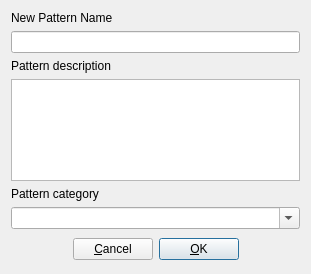
hydrogen-music/hydrogen, file src/gui/src/PatternPropertiesDialog_UI.ui: the form before one commit.
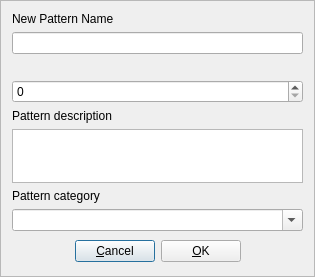
The form after the commit. Custom widgets are drawn as their Qt base class.

Commit message:
PatternProperitesDialog: resizable and custom widgets
like other dialogs `PatternPropertiesDialog` is now well equiped to be scaled beyond window size (#accessibility). This is required since a couple more member variables of each pattern will be exposed soon.

in addition, our custom widgets are now used over the default ones provided by Qt

Patch:
```diff
--- a/src/gui/src/PatternPropertiesDialog_UI.ui
+++ b/src/gui/src/PatternPropertiesDialog_UI.ui
@@ -6,13 +6,49 @@
    <rect>
     <x>0</x>
     <y>0</y>
-    <width>311</width>
-    <height>274</height>
+    <width>315</width>
+    <height>277</height>
    </rect>
   </property>
   <property name="windowTitle">
    <string>Form1</string>
   </property>
+  <layout class="QVBoxLayout" name="overallLayout">
+   <property name="spacing">
+    <number>0</number>
+   </property>
+   <property name="leftMargin">
+    <number>0</number>
+   </property>
+   <property name="topMargin">
+    <number>0</number>
+   </property>
+   <property name="rightMargin">
+    <number>0</number>
+   </property>
+   <property name="bottomMargin">
+    <number>0</number>
+   </property>
+   <item>
+    <widget class="QScrollArea" name="scrollArea">
+     <property name="widgetResizable">
+      <bool>true</bool>
+     </property>
+     <widget class="QWidget" name="scrollAreaContent">
+      <property name="geometry">
+       <rect>
+        <x>0</x>
+        <y>0</y>
+        <width>313</width>
+        <height>275</height>
+       </rect>
+      </property>
+      <property name="minimumSize">
+       <size>
+        <width>311</width>
+        <height>274</height>
+       </size>
+      </property>
   <layout class="QGridLayout" name="gridLayout">
    <item row="0" column="0">
     <layout class="QVBoxLayout" name="verticalLayout_2">
@@ -26,7 +62,14 @@
         </widget>
        </item>
        <item>
-        <widget class="QLineEdit" name="patternNameTxt"/>
+            <widget class="LCDDisplay" name="patternNameTxt"/>
+           </item>
+           <item>
+            <widget class="QLabel" name="versionLabel">
+            </widget>
+           </item>
+           <item>
+            <widget class="LCDSpinBox" name="versionSpinBox"/>
        </item>
        <item>
         <widget class="QLabel" name="label_2">
@@ -111,7 +154,43 @@
    </item>
   </layout>
  </widget>
+    </widget>
+   </item>
+  </layout>
+ </widget>
  <layoutdefault spacing="6" margin="11"/>
+ <customwidgets>
+  <customwidget>
+   <class>Button</class>
+   <extends>QPushButton</extends>
+   <header location="global">../src/Widgets/Button.h</header>
+   <container>1</container>
+  </customwidget>
+  <customwidget>
+   <class>LCDCombo</class>
+   <extends>QComboBox</extends>
+   <header location="global">../src/Widgets/LCDCombo.h</header>
+   <container>1</container>
+  </customwidget>
+  <customwidget>
+   <class>LCDDisplay</class>
+   <extends>QLineEdit</extends>
+   <header location="global">../src/Widgets/LCDDisplay.h</header>
+   <container>1</container>
+  </customwidget>
+  <customwidget>
+   <class>LCDSpinBox</class>
+   <extends>QSpinBox</extends>
+   <header location="global">../src/Widgets/LCDSpinBox.h</header>
+   <container>1</container>
+  </customwidget>
+  <customwidget>
+   <class>LCDTextEdit</class>
+   <extends>QTextEdit</extends>
+   <header location="global">../src/Widgets/LCDTextEdit.h</header>
+   <container>1</container>
+  </customwidget>
+ </customwidgets>
  <resources/>
  <connections/>
 </ui>
```
Left out of the diff: 8 changed lines with no effect on the pictures. Lines whose indentation alone changed are shown as unchanged. The commit also changes 1 other file.
